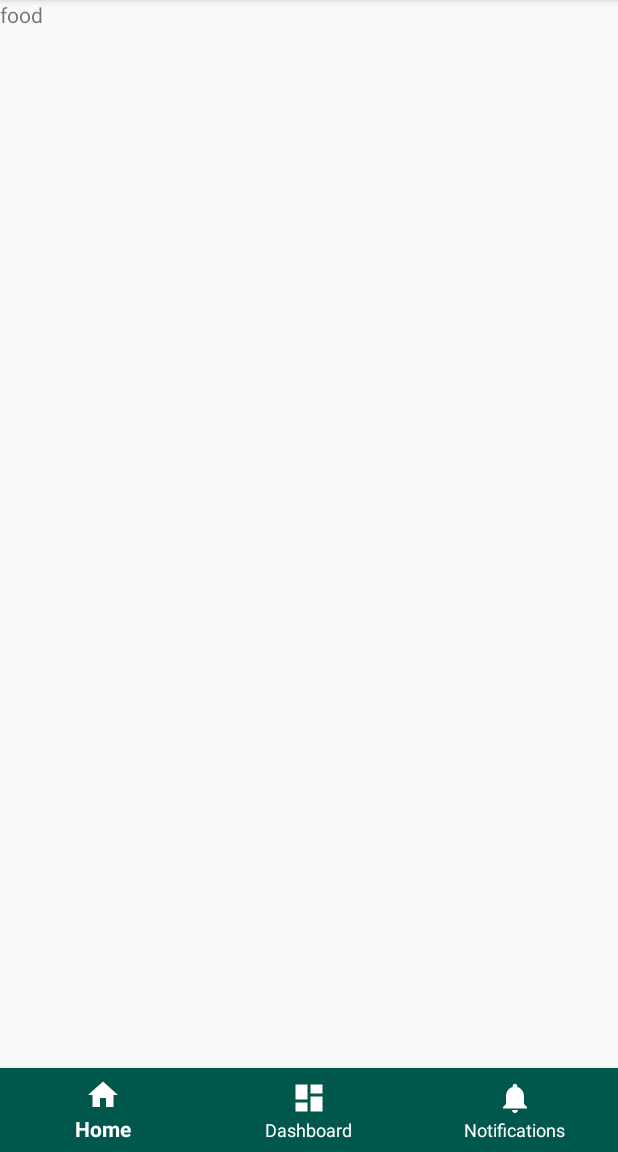
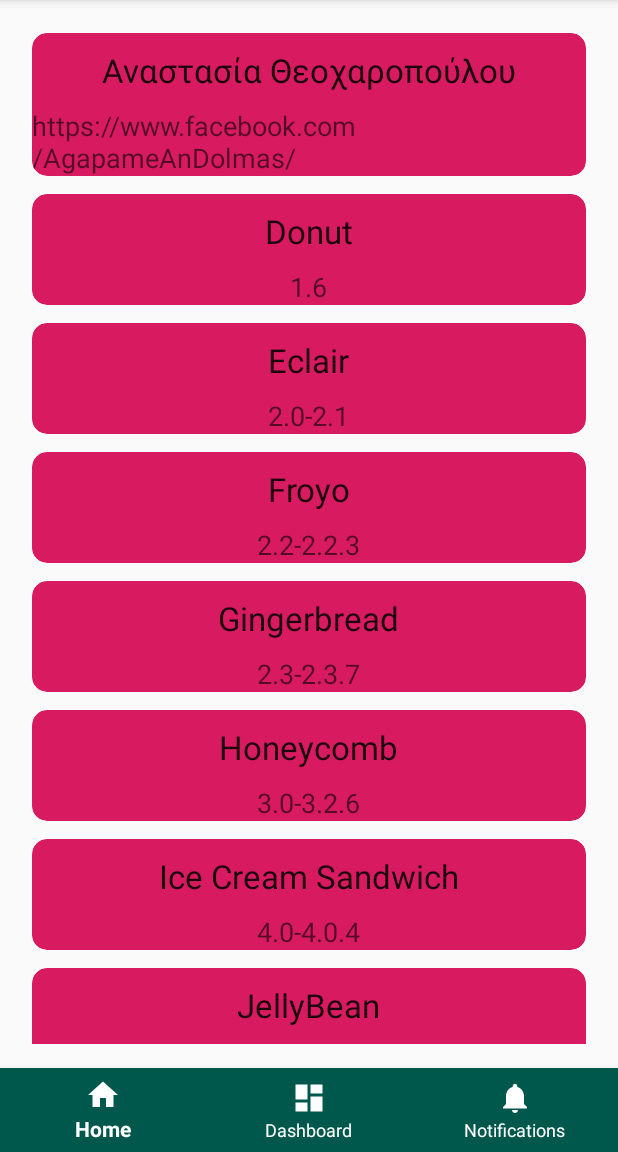
Before and after one commit to AlexKolydas/GreeksInBrno, an Android app: the screen it shows after launch (MainActivity), on a phone screen of 412 x 824 dp, the part 84-1236 px from its top. Run offline under Robolectric (Android 15) with nearby library versions, the phone set to English and light mode, and no system bars.

Commit message:
food recyclerview and cardview

```diff
--- a/app/build.gradle
+++ b/app/build.gradle
@@ -24,6 +24,8 @@ dependencies {
     implementation 'com.android.support:design:28.0.0'
     implementation 'com.android.support.constraint:constraint-layout:1.1.3'
     implementation 'com.android.support:support-vector-drawable:28.0.0'
+    implementation 'com.android.support:recyclerview-v7:28.0.0'
+    implementation 'com.android.support:recyclerview-v7:28.0.0'
     testImplementation 'junit:junit:4.12'
     androidTestImplementation 'com.android.support.test:runner:1.0.2'
     androidTestImplementation 'com.android.support.test.espresso:espresso-core:3.0.2'
--- /dev/null
+++ b/app/src/main/java/com/kolydas/greeksinbrno/Adapters/FoodAdapter.java
@@ -0,0 +1,63 @@
+package com.kolydas.greeksinbrno.Adapters;
+
+import android.support.annotation.NonNull;
+import android.support.v7.widget.RecyclerView;
+import android.view.LayoutInflater;
+import android.view.View;
+import android.view.ViewGroup;
+import android.widget.ImageView;
+import android.widget.TextView;
+
+import com.kolydas.greeksinbrno.MainActivity;
+import com.kolydas.greeksinbrno.Models.FoodModel;
+import com.kolydas.greeksinbrno.R;
+
+import java.util.ArrayList;
+
+public class FoodAdapter extends RecyclerView.Adapter<FoodAdapter.MyViewHolder> {
+
+    private ArrayList<FoodModel> dataSet;
+
+    public static class MyViewHolder extends RecyclerView.ViewHolder {
+
+        TextView textViewName;
+        TextView textViewVersion;
+
+        public MyViewHolder(View itemView) {
+            super(itemView);
+            this.textViewName = (TextView) itemView.findViewById(R.id.textViewName);
+            this.textViewVersion = (TextView) itemView.findViewById(R.id.textViewVersion);
+        }
+    }
+
+    public FoodAdapter(ArrayList<FoodModel> data) {
+        this.dataSet = data;
+    }
+
+    @Override
+    public MyViewHolder onCreateViewHolder(ViewGroup parent,
+                                           int viewType) {
+        View view = LayoutInflater.from(parent.getContext())
+                .inflate(R.layout.card_layout_food, parent, false);
+
+
+        MyViewHolder myViewHolder = new MyViewHolder(view);
+        return myViewHolder;
+    }
+
+
+    @Override
+    public void onBindViewHolder(final MyViewHolder holder, final int listPosition) {
+
+        TextView textViewName = holder.textViewName;
+        TextView textViewVersion = holder.textViewVersion;
+
+        textViewName.setText(dataSet.get(listPosition).getName());
+        textViewVersion.setText(dataSet.get(listPosition).getVersion());
+    }
+
+    @Override
+    public int getItemCount() {
+        return dataSet.size();
+    }
+}
--- /dev/null
+++ b/app/src/main/java/com/kolydas/greeksinbrno/Data/FoodData.java
@@ -0,0 +1,14 @@
+package com.kolydas.greeksinbrno.Data;
+
+import com.kolydas.greeksinbrno.R;
+
+public class FoodData {
+
+
+        public static String[] nameArray = {"Αναστασία Θεοχαροπούλου", "Donut", "Eclair", "Froyo", "Gingerbread", "Honeycomb", "Ice Cream Sandwich","JellyBean", "Kitkat", "Lollipop", "Marshmallow"};
+        public static String[] versionArray = {"https://www.facebook.com/AgapameAnDolmas/", "1.6", "2.0-2.1", "2.2-2.2.3", "2.3-2.3.7", "3.0-3.2.6", "4.0-4.0.4", "4.1-4.3.1", "4.4-4.4.4", "5.0-5.1.1","6.0-6.0.1"};
+
+
+        public static Integer[] id_ = {0, 1, 2, 3, 4, 5, 6, 7, 8, 9, 10};
+
+    }
--- a/app/src/main/java/com/kolydas/greeksinbrno/MainActivity.java
+++ b/app/src/main/java/com/kolydas/greeksinbrno/MainActivity.java
@@ -11,6 +11,8 @@ import android.widget.TextView;
 import com.kolydas.greeksinbrno.specialities.Courses;
 import com.kolydas.greeksinbrno.specialities.Doctors;
 import com.kolydas.greeksinbrno.specialities.Food;
+
+//Tutorial : https://www.youtube.com/watch?v=jpaHMcQDaDg
 
 public class MainActivity extends AppCompatActivity
         implements BottomNavigationView.OnNavigationItemSelectedListener{
--- /dev/null
+++ b/app/src/main/java/com/kolydas/greeksinbrno/Models/FoodModel.java
@@ -0,0 +1,28 @@
+package com.kolydas.greeksinbrno.Models;
+
+public class FoodModel {
+
+    String name;
+    String version;
+    int id_;
+
+    public FoodModel(String name, String version, int id_) {
+        this.name = name;
+        this.version = version;
+        this.id_ = id_;
+    }
+
+    public String getName() {
+        return name;
+    }
+
+    public String getVersion() {
+        return version;
+    }
+
+
+    public int getId() {
+        return id_;
+    }
+
+}
--- a/app/src/main/java/com/kolydas/greeksinbrno/specialities/Food.java
+++ b/app/src/main/java/com/kolydas/greeksinbrno/specialities/Food.java
@@ -1,20 +1,69 @@
 package com.kolydas.greeksinbrno.specialities;
 
+import android.content.Context;
 import android.os.Bundle;
 import android.support.annotation.NonNull;
 import android.support.annotation.Nullable;
 import android.support.v4.app.Fragment;
+import android.support.v7.widget.DefaultItemAnimator;
+import android.support.v7.widget.LinearLayoutManager;
+import android.support.v7.widget.RecyclerView;
 import android.view.LayoutInflater;
+import android.view.Menu;
+import android.view.MenuItem;
 import android.view.View;
 import android.view.ViewGroup;
+import android.widget.TextView;
+import android.widget.Toast;
 
+import com.kolydas.greeksinbrno.Adapters.FoodAdapter;
+import com.kolydas.greeksinbrno.Data.FoodData;
+import com.kolydas.greeksinbrno.Models.FoodModel;
 import com.kolydas.greeksinbrno.R;
 
+import java.util.ArrayList;
+
 public class Food extends Fragment {
+
+    private static RecyclerView.Adapter adapter;
+    private RecyclerView.LayoutManager layoutManager;
+    private static RecyclerView recyclerView;
+    private static ArrayList<FoodModel> data;
+    private static ArrayList<Integer> removedItems;
+
 
     @Nullable
     @Override
     public View onCreateView(@NonNull LayoutInflater inflater, @Nullable ViewGroup container, @Nullable Bundle savedInstanceState) {
-        return inflater.inflate(R.layout.fragment_food,null);
+
+        View view = inflater.inflate(R.layout.fragment_food, null);
+
+
+        recyclerView = (RecyclerView) view.findViewById(R.id.recycler_food);
+        recyclerView.setHasFixedSize(true);
+
+        layoutManager = new LinearLayoutManager(getContext());
+        recyclerView.setLayoutManager(layoutManager);
+        recyclerView.setItemAnimator(new DefaultItemAnimator());
+
+        data = new ArrayList<FoodModel>();
+        for (int i = 0; i < FoodData.nameArray.length; i++) {
+            data.add(new FoodModel(
+                    FoodData.nameArray[i],
+                    FoodData.versionArray[i],
+                    FoodData.id_[i]
+            ));
+        }
+
+
+        removedItems = new ArrayList<Integer>();
+
+        adapter = new FoodAdapter(data);
+        recyclerView.setAdapter(adapter);
+
+        return view;
+
+
     }
+
 }
--- /dev/null
+++ b/app/src/main/res/layout/card_layout_food.xml
@@ -0,0 +1,47 @@
+<?xml version="1.0" encoding="utf-8"?>
+<LinearLayout xmlns:android="http://schemas.android.com/apk/res/android"
+    android:layout_width="match_parent"
+    android:layout_height="wrap_content"
+    android:orientation="vertical"
+    android:tag="cards main container">
+
+    <android.support.v7.widget.CardView xmlns:card_view="http://schemas.android.com/apk/res-auto"
+        android:id="@+id/card_view"
+        android:layout_width="match_parent"
+        android:layout_height="wrap_content"
+        card_view:cardBackgroundColor="@color/colorAccent"
+        card_view:cardCornerRadius="10dp"
+        card_view:cardElevation="-1dp"
+        card_view:cardUseCompatPadding="true">
+
+
+        <LinearLayout
+            android:layout_width="match_parent"
+            android:layout_height="wrap_content"
+            android:layout_marginTop="0dp"
+            android:orientation="vertical">
+
+            <TextView
+                android:id="@+id/textViewName"
+                android:layout_width="wrap_content"
+                android:layout_height="wrap_content"
+                android:layout_gravity="center_horizontal"
+                android:layout_marginTop="10dp"
+                android:text="Android Name"
+                android:textAppearance="?android:attr/textAppearanceLarge" />
+
+            <TextView
+                android:id="@+id/textViewVersion"
+                android:layout_width="wrap_content"
+                android:layout_height="wrap_content"
+                android:layout_gravity="center_horizontal"
+                android:layout_marginTop="10dp"
+
+                android:text="Android Version"
+                android:textAppearance="?android:attr/textAppearanceMedium" />
+
+        </LinearLayout>
+
+    </android.support.v7.widget.CardView>
+
+</LinearLayout>
--- a/app/src/main/res/layout/fragment_food.xml
+++ b/app/src/main/res/layout/fragment_food.xml
@@ -1,10 +1,19 @@
 <?xml version="1.0" encoding="utf-8"?>
-<android.support.constraint.ConstraintLayout
-    xmlns:android="http://schemas.android.com/apk/res/android" android:layout_width="match_parent"
-    android:layout_height="match_parent">
+<RelativeLayout xmlns:android="http://schemas.android.com/apk/res/android"
+    xmlns:tools="http://schemas.android.com/tools"
+    android:layout_width="match_parent"
+    android:layout_height="match_parent"
+    android:paddingBottom="@dimen/activity_vertical_margin"
+    android:paddingLeft="@dimen/activity_horizontal_margin"
+    android:paddingRight="@dimen/activity_horizontal_margin"
+    android:paddingTop="@dimen/activity_vertical_margin"
+    tools:context=".MainActivity">
 
-    <TextView
-        android:text="food"
-        android:layout_width="wrap_content"
-        android:layout_height="wrap_content" />
-</android.support.constraint.ConstraintLayout>
+    <android.support.v7.widget.RecyclerView
+        android:id="@+id/recycler_food"
+        android:layout_width="match_parent"
+        android:layout_height="match_parent"
+        android:scrollbars="vertical"
+        />
+
+</RelativeLayout>
```
